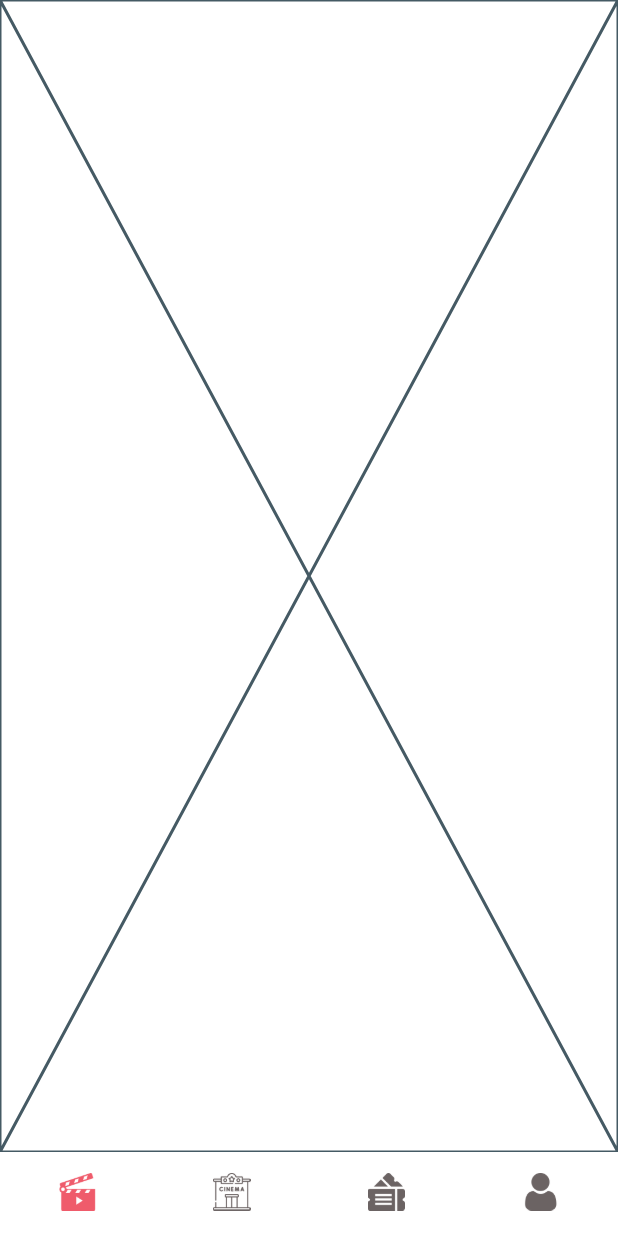
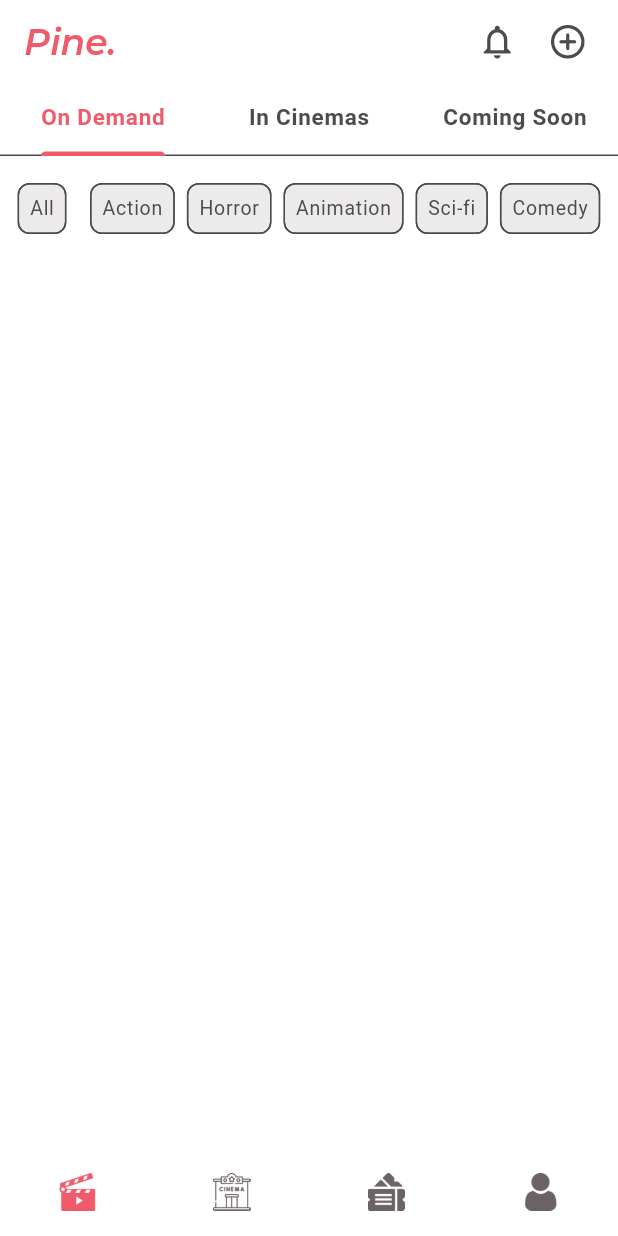
Before and after one commit to nsenji/pine-cinema-app, a Flutter app: the screen it shows after launch, on a phone screen of 412 x 824 dp. Run offline on Flutter 3.47's test engine with Material 2 defaults, Android fonts, the phone set to English and light mode, and no system bars; our stand-ins replace google_fonts.

Commit message:
made the home page neat

```diff
--- a/lib/bottom_nav_bar/Movies.dart
+++ b/lib/bottom_nav_bar/Movies.dart
@@ -1,5 +1,12 @@
+import 'package:flutter/gestures.dart';
+import 'package:flutter/material.dart';
 import 'package:flutter/src/widgets/framework.dart';
 import 'package:flutter/src/widgets/placeholder.dart';
+import 'package:pine/custom_widgets/pine_logo.dart';
+
+import '../tabBar_pages/ComingSoon.dart';
+import '../tabBar_pages/InCinemas.dart';
+import '../tabBar_pages/OnDemand.dart';
 
 class Movies extends StatefulWidget {
   const Movies({super.key});
@@ -8,9 +15,73 @@ class Movies extends StatefulWidget {
   State<Movies> createState() => _MoviesState();
 }
 
-class _MoviesState extends State<Movies> {
+class _MoviesState extends State<Movies> with TickerProviderStateMixin {
+  late final TabController _tabController;
+
+  @override
+  void initState() {
+    super.initState();
+    _tabController = TabController(length: 3, vsync: this);
+  }
+
+  @override
+  void dispose() {
+    _tabController.dispose();
+    super.dispose();
+  }
+
   @override
   Widget build(BuildContext context) {
-    return const Placeholder();
+    var theme = Theme.of(context);
+    return Scaffold(
+        appBar: AppBar(
+          automaticallyImplyLeading: false,
+          elevation: 0,
+          title: const Pine(),
+          actions: const [
+            Padding(
+              padding: EdgeInsets.only(right: 20),
+              child: Icon(
+                Icons.notifications_outlined,
+                size: 27,
+              ),
+            ),
+            Padding(
+              padding: EdgeInsets.only(right: 20),
+              child: Icon(
+                Icons.add_circle_outline_rounded,
+                size: 27,
+              ),
+            )
+          ],
+          bottom: TabBar(
+              dragStartBehavior: DragStartBehavior.start,
+              isScrollable: false,
+              labelStyle: theme.textTheme.bodyLarge,
+              labelColor: theme.primaryColor,
+              unselectedLabelColor: theme.disabledColor,
+              indicatorColor: theme.primaryColor,
+              controller: _tabController,
+              tabs: [
+                Tab(
+                    child: Text(
+                  'On Demand',
+                  // style: theme.textTheme.bodyLarge,
+                )),
+                Tab(
+                    child: Text(
+                  'In Cinemas',
+                  // style: theme.textTheme.bodyLarge,
+                )),
+                Tab(
+                    child: Text(
+                  'Coming Soon',
+                  // style: theme.textTheme.bodyLarge,
+                )),
+              ]),
+        ),
+        body: TabBarView(
+            controller: _tabController,
+            children: const [OnDemand(), InCinemas(), ComingSoon()]));
   }
 }
--- a/lib/bottom_nav_bar/nav_bar.dart
+++ b/lib/bottom_nav_bar/nav_bar.dart
@@ -42,7 +42,7 @@ class _NavBarState extends State<NavBar> {
           showSelectedLabels: false,
           showUnselectedLabels: false,
           selectedItemColor: theme.primaryColor,
-          unselectedItemColor: theme.disabledColor,
+          // unselectedItemColor: theme.disabledColor,
           selectedIconTheme: IconThemeData(color: theme.primaryColor),
           unselectedIconTheme: IconThemeData(color: theme.disabledColor),
           items: [
--- a/lib/custom_widgets/filter_chip.dart
+++ b/lib/custom_widgets/filter_chip.dart
@@ -20,7 +20,7 @@ class _ChipFilterState extends State<ChipFilter> {
     return FilterChip(
       padding: EdgeInsets.only(top: 6,bottom: 6),
       labelStyle: isSelected ? theme.textTheme.labelMedium:theme.textTheme.labelSmall,
-      backgroundColor: theme.disabledColor,
+      backgroundColor: theme.dialogBackgroundColor,
       selectedColor: theme.primaryColor,
       selected: isSelected,
       label: Text(widget.label),
--- /dev/null
+++ b/lib/tabBar_pages/ComingSoon.dart
@@ -0,0 +1,19 @@
+import 'package:flutter/material.dart';
+import 'package:flutter/src/widgets/framework.dart';
+import 'package:flutter/src/widgets/placeholder.dart';
+
+class ComingSoon extends StatefulWidget {
+  const ComingSoon({super.key});
+
+  @override
+  State<ComingSoon> createState() => _ComingSoonState();
+}
+
+class _ComingSoonState extends State<ComingSoon> {
+  @override
+  Widget build(BuildContext context) {
+    return Center(
+      child: Text('nothing'),
+    );
+  }
+}
--- /dev/null
+++ b/lib/tabBar_pages/InCinemas.dart
@@ -0,0 +1,19 @@
+import 'package:flutter/material.dart';
+import 'package:flutter/src/widgets/framework.dart';
+import 'package:flutter/src/widgets/placeholder.dart';
+
+class InCinemas extends StatefulWidget {
+  const InCinemas({super.key});
+
+  @override
+  State<InCinemas> createState() => _InCinemasState();
+}
+
+class _InCinemasState extends State<InCinemas> {
+  @override
+  Widget build(BuildContext context) {
+    return Center(
+      child: Text('nothing'),
+    );;
+  }
+}
--- /dev/null
+++ b/lib/tabBar_pages/OnDemand.dart
@@ -0,0 +1,42 @@
+import 'package:flutter/material.dart';
+import 'package:flutter/src/widgets/framework.dart';
+import 'package:flutter/src/widgets/placeholder.dart';
+import 'package:pine/custom_widgets/filter_chip.dart';
+
+class OnDemand extends StatefulWidget {
+  const OnDemand({super.key});
+
+  @override
+  State<OnDemand> createState() => _OnDemandState();
+}
+
+class _OnDemandState extends State<OnDemand> {
+  List<String> categories = ['All', 'Action', 'Horror', 'Animation','Sci-fi','Comedy','Drama' ,'Documentary','Adventure','Romance','Nolan'];
+  @override
+  Widget build(BuildContext context) {
+    return Scaffold(
+      body: Padding(
+        padding: const EdgeInsets.only( right: 8),
+        child: SingleChildScrollView(
+            child: Column(
+          children: [
+            SizedBox(height: 7,),
+            SingleChildScrollView(
+              scrollDirection: Axis.horizontal,
+              child: Row(
+                children:
+                  categories.map((value) {
+                   return  Padding(
+                     padding: const EdgeInsets.all(4.0),
+                     child: ChipFilter(label: value, onpressed: (){}),
+                   );
+                  },).toList()
+                ,
+              ),
+            )
+          ],
+        )),
+      ),
+    );
+  }
+}
--- a/lib/utils/custom_theme.dart
+++ b/lib/utils/custom_theme.dart
@@ -20,9 +20,9 @@ ColorScheme lightThemeColors(context) {
 ThemeData lightThemeData(BuildContext context) {
   return ThemeData(
     primaryColor: const Color(0xFFEF5B6B),
-    disabledColor: Color.fromARGB(255, 221, 218, 218),
+    disabledColor: Color(0xFFF4D4C4C),
     useMaterial3: true,
-    dialogBackgroundColor: const Color(0xFFFFFFFF),
+    dialogBackgroundColor:Color(0xFFECEAEA),
     cardColor: const Color(0xFFFFFFFF),
     fontFamily: Constants.appFontlight.fontFamily,
     scaffoldBackgroundColor: lightThemeColors(context).background,
@@ -82,7 +82,7 @@ appBarThemedark(context) {
 TextTheme textThemelight(context) {
   return TextTheme(
     bodyLarge: Constants.appFontlight
-        .copyWith(fontWeight: FontWeight.bold, fontSize: 24),
+        .copyWith(fontWeight: FontWeight.bold, fontSize: 15),
     bodyMedium: Constants.appFontlight
         .copyWith(fontWeight: FontWeight.normal, fontSize: 15),
     bodySmall: Constants.appFontlight.copyWith(
@@ -92,9 +92,9 @@ TextTheme textThemelight(context) {
     labelLarge: Constants.appFontlight.copyWith(
         fontWeight: FontWeight.bold, fontSize: 17, color: Colors.white),
     labelMedium: Constants.appFontlight.copyWith(
-        fontWeight: FontWeight.normal, fontSize: 15, color: Colors.white),
+        fontWeight: FontWeight.normal, fontSize: 13, color: Colors.white),
     labelSmall: Constants.appFontlight.copyWith(
-        fontWeight: FontWeight.normal, fontSize: 15, color: Color(0xFF4D4C4C)),
+        fontWeight: FontWeight.normal, fontSize: 13, color: Color(0xFF4D4C4C)),
     displaySmall: Constants.appFontdark.copyWith(
         fontWeight: FontWeight.normal, fontSize: 14, color: Color(0xFF4D4C4C)),
   );
@@ -103,7 +103,7 @@ TextTheme textThemelight(context) {
 TextTheme textThemedark(context) {
   return TextTheme(
     bodyLarge: Constants.appFontdark
-        .copyWith(fontWeight: FontWeight.bold, fontSize: 24),
+        .copyWith(fontWeight: FontWeight.bold, fontSize: 17),
     bodyMedium: Constants.appFontdark
         .copyWith(fontWeight: FontWeight.normal, fontSize: 15),
     bodySmall: Constants.appFontdark.copyWith(
```
